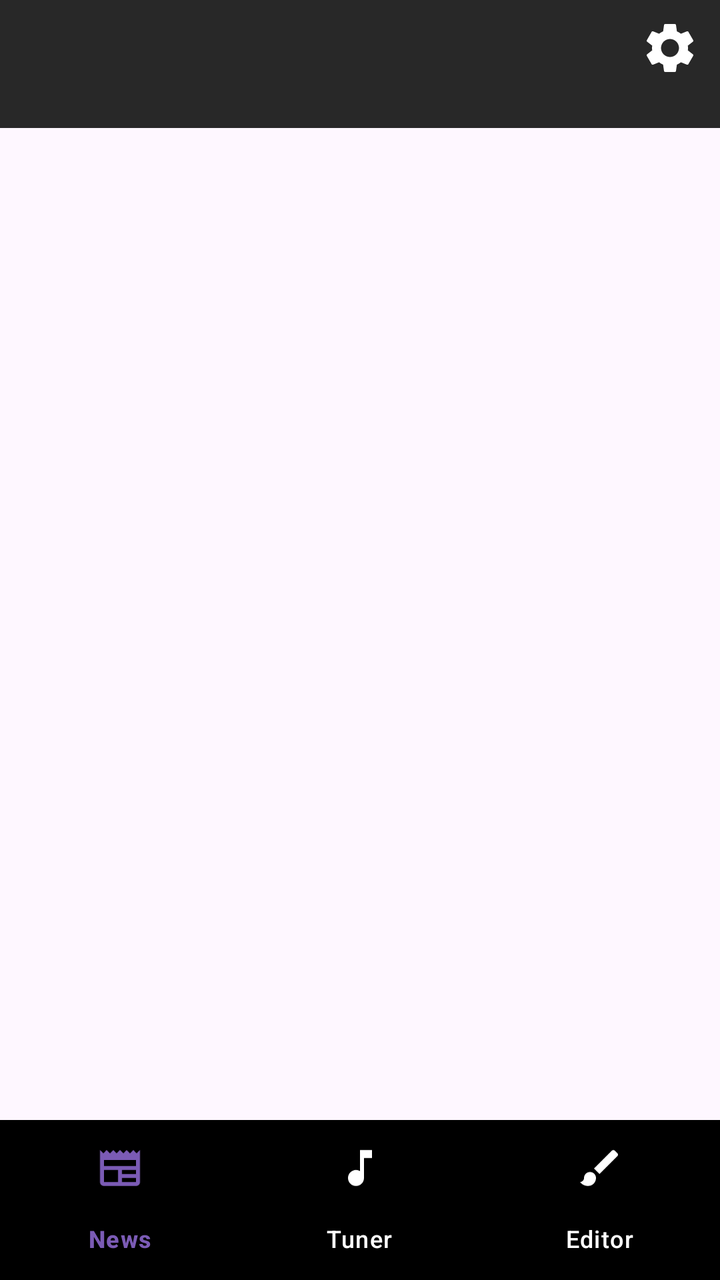
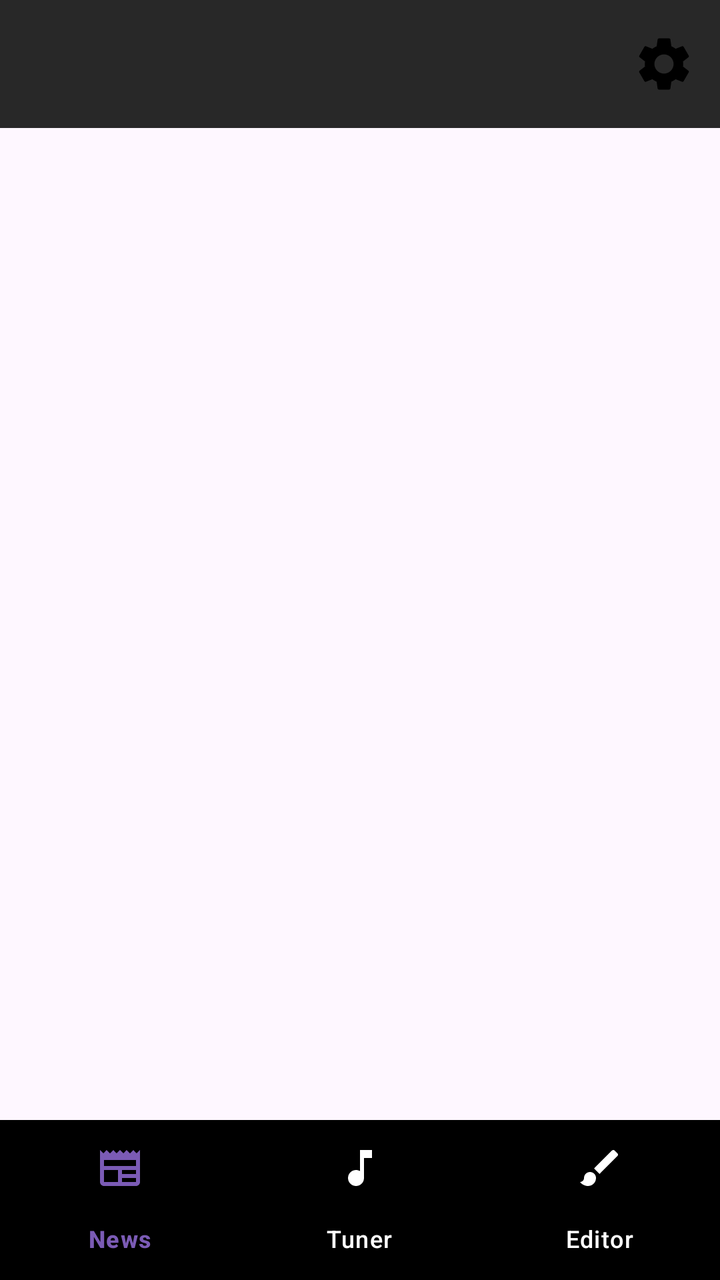

Before-and-after screenshots of an Android layout around one commit, followed by the original layout XML and the change that was made.
<!-- AndroidManifest.xml: application theme Theme.AuroraTuner -->
<!-- res/layout/activity_main.xml -->
<?xml version="1.0" encoding="utf-8"?>
<androidx.constraintlayout.widget.ConstraintLayout xmlns:android="http://schemas.android.com/apk/res/android"
    xmlns:app="http://schemas.android.com/apk/res-auto"
    xmlns:tools="http://schemas.android.com/tools"
    android:layout_width="match_parent"
    android:layout_height="match_parent"
    tools:context=".MainActivity">

    <com.google.android.material.appbar.MaterialToolbar
        android:id="@+id/materialToolbar"
        android:layout_width="match_parent"
        android:layout_height="wrap_content"
        android:background="@color/gray"
        android:minHeight="?attr/actionBarSize"
        android:theme="?attr/actionBarTheme"
        app:layout_constraintEnd_toEndOf="parent"
        app:layout_constraintStart_toStartOf="parent"
        app:layout_constraintTop_toTopOf="parent" />

    <com.google.android.material.bottomnavigation.BottomNavigationView
        android:id="@+id/bottomNavigationPanel"
        android:layout_width="match_parent"
        android:layout_height="wrap_content"
        android:background="@color/black"
        app:layout_constraintBottom_toBottomOf="parent"
        app:layout_constraintEnd_toEndOf="parent"
        app:layout_constraintStart_toStartOf="parent"
        app:menu="@menu/nav"
        app:itemTextColor="@drawable/nav_bar_selector"
        app:itemIconTint="@drawable/nav_bar_selector"
        app:itemActiveIndicatorStyle="@style/App.Custom.Indicator">
    </com.google.android.material.bottomnavigation.BottomNavigationView>

    <FrameLayout
        android:id="@+id/mainView"
        android:layout_width="0dp"
        android:layout_height="0dp"
        app:layout_constraintBottom_toTopOf="@+id/bottomNavigationPanel"
        app:layout_constraintEnd_toEndOf="parent"
        app:layout_constraintStart_toStartOf="parent"
        app:layout_constraintTop_toTopOf="parent" />

    <ImageButton
        android:id="@+id/imageButton"
        android:layout_width="30dp"
        android:layout_height="30dp"
        android:background="@color/transparent"
        android:contentDescription="@string/settings_content_description"
        android:src="@drawable/settings_icon"
        android:scaleType="fitCenter"
        app:tint="@color/white"
        app:layout_constraintBottom_toBottomOf="parent"
        app:layout_constraintEnd_toEndOf="parent"
        app:layout_constraintHorizontal_bias="0.97"
        app:layout_constraintStart_toStartOf="parent"
        app:layout_constraintTop_toTopOf="parent"
        app:layout_constraintVertical_bias="0.015" />

</androidx.constraintlayout.widget.ConstraintLayout>
<!-- resources referenced by this layout -->
<resources>
  <color name="black">#FF000000</color>
  <color name="gray">#282828</color>
  <color name="transparent">#000000FF</color>
  <color name="white">#FFFFFFFF</color>
  <!-- drawable nav_bar_selector (drawable) -->
  <?xml version="1.0" encoding="utf-8"?>
  <selector xmlns:android="http://schemas.android.com/apk/res/android">
      <item android:state_checked="true" android:color = "@color/colorAccent"/>
      <item android:state_checked="false" android:color = "@color/white"/>
  </selector>
  <!-- drawable settings_icon (drawable) -->
  <vector android:height="24dp" android:tint="#000000"
      android:viewportHeight="24" android:viewportWidth="24"
      android:width="24dp" xmlns:android="http://schemas.android.com/apk/res/android">
      <path android:fillColor="@android:color/white" android:pathData="M19.14,12.94c0.04,-0.3 0.06,-0.61 0.06,-0.94c0,-0.32 -0.02,-0.64 -0.07,-0.94l2.03,-1.58c0.18,-0.14 0.23,-0.41 0.12,-0.61l-1.92,-3.32c-0.12,-0.22 -0.37,-0.29 -0.59,-0.22l-2.39,0.96c-0.5,-0.38 -1.03,-0.7 -1.62,-0.94L14.4,2.81c-0.04,-0.24 -0.24,-0.41 -0.48,-0.41h-3.84c-0.24,0 -0.43,0.17 -0.47,0.41L9.25,5.35C8.66,5.59 8.12,5.92 7.63,6.29L5.24,5.33c-0.22,-0.08 -0.47,0 -0.59,0.22L2.74,8.87C2.62,9.08 2.66,9.34 2.86,9.48l2.03,1.58C4.84,11.36 4.8,11.69 4.8,12s0.02,0.64 0.07,0.94l-2.03,1.58c-0.18,0.14 -0.23,0.41 -0.12,0.61l1.92,3.32c0.12,0.22 0.37,0.29 0.59,0.22l2.39,-0.96c0.5,0.38 1.03,0.7 1.62,0.94l0.36,2.54c0.05,0.24 0.24,0.41 0.48,0.41h3.84c0.24,0 0.44,-0.17 0.47,-0.41l0.36,-2.54c0.59,-0.24 1.13,-0.56 1.62,-0.94l2.39,0.96c0.22,0.08 0.47,0 0.59,-0.22l1.92,-3.32c0.12,-0.22 0.07,-0.47 -0.12,-0.61L19.14,12.94zM12,15.6c-1.98,0 -3.6,-1.62 -3.6,-3.6s1.62,-3.6 3.6,-3.6s3.6,1.62 3.6,3.6S13.98,15.6 12,15.6z"/>
  </vector>
  <string name="settings_content_description">settings</string>
  <style name="App.Custom.Indicator" parent="Widget.Material3.BottomNavigationView.ActiveIndicator">
          <item name="android:color">@color/transparent</item>
      </style>
  <style name="Theme.AuroraTuner" parent="Base.Theme.AuroraTuner" />
  <color name="colorAccent">#7B5BB5</color>
  <style name="Base.Theme.AuroraTuner" parent="Theme.Material3.DayNight.NoActionBar">
          
          
          <item name="android:navigationBarColor">@color/white</item>
          <item name="colorPrimaryDark">@color/white</item>
      </style>
</resources>

<!-- the commit's change to res/layout/activity_main.xml (unified diff, before → after) -->
@@ -13,6 +13,16 @@
         android:background="@color/gray"
         android:minHeight="?attr/actionBarSize"
         android:theme="?attr/actionBarTheme"
+        app:menu="@menu/toolbar"
+        app:layout_constraintEnd_toEndOf="parent"
+        app:layout_constraintStart_toStartOf="parent"
+        app:layout_constraintTop_toTopOf="parent" />
+
+    <FrameLayout
+        android:id="@+id/mainView"
+        android:layout_width="0dp"
+        android:layout_height="0dp"
+        app:layout_constraintBottom_toTopOf="@+id/bottomNavigationPanel"
         app:layout_constraintEnd_toEndOf="parent"
         app:layout_constraintStart_toStartOf="parent"
         app:layout_constraintTop_toTopOf="parent" />
@@ -31,29 +41,4 @@
         app:itemActiveIndicatorStyle="@style/App.Custom.Indicator">
     </com.google.android.material.bottomnavigation.BottomNavigationView>
 
-    <FrameLayout
-        android:id="@+id/mainView"
-        android:layout_width="0dp"
-        android:layout_height="0dp"
-        app:layout_constraintBottom_toTopOf="@+id/bottomNavigationPanel"
-        app:layout_constraintEnd_toEndOf="parent"
-        app:layout_constraintStart_toStartOf="parent"
-        app:layout_constraintTop_toTopOf="parent" />
-
-    <ImageButton
-        android:id="@+id/imageButton"
-        android:layout_width="30dp"
-        android:layout_height="30dp"
-        android:background="@color/transparent"
-        android:contentDescription="@string/settings_content_description"
-        android:src="@drawable/settings_icon"
-        android:scaleType="fitCenter"
-        app:tint="@color/white"
-        app:layout_constraintBottom_toBottomOf="parent"
-        app:layout_constraintEnd_toEndOf="parent"
-        app:layout_constraintHorizontal_bias="0.97"
-        app:layout_constraintStart_toStartOf="parent"
-        app:layout_constraintTop_toTopOf="parent"
-        app:layout_constraintVertical_bias="0.015" />
-
 </androidx.constraintlayout.widget.ConstraintLayout>
<!-- resource entries referenced after the edit -->
@@ -10,13 +10,6 @@
       <item android:state_checked="true" android:color = "@color/colorAccent"/>
       <item android:state_checked="false" android:color = "@color/white"/>
   </selector>
-  <!-- drawable settings_icon (drawable) -->
-  <vector android:height="24dp" android:tint="#000000"
-      android:viewportHeight="24" android:viewportWidth="24"
-      android:width="24dp" xmlns:android="http://schemas.android.com/apk/res/android">
-      <path android:fillColor="@android:color/white" android:pathData="M19.14,12.94c0.04,-0.3 0.06,-0.61 0.06,-0.94c0,-0.32 -0.02,-0.64 -0.07,-0.94l2.03,-1.58c0.18,-0.14 0.23,-0.41 0.12,-0.61l-1.92,-3.32c-0.12,-0.22 -0.37,-0.29 -0.59,-0.22l-2.39,0.96c-0.5,-0.38 -1.03,-0.7 -1.62,-0.94L14.4,2.81c-0.04,-0.24 -0.24,-0.41 -0.48,-0.41h-3.84c-0.24,0 -0.43,0.17 -0.47,0.41L9.25,5.35C8.66,5.59 8.12,5.92 7.63,6.29L5.24,5.33c-0.22,-0.08 -0.47,0 -0.59,0.22L2.74,8.87C2.62,9.08 2.66,9.34 2.86,9.48l2.03,1.58C4.84,11.36 4.8,11.69 4.8,12s0.02,0.64 0.07,0.94l-2.03,1.58c-0.18,0.14 -0.23,0.41 -0.12,0.61l1.92,3.32c0.12,0.22 0.37,0.29 0.59,0.22l2.39,-0.96c0.5,0.38 1.03,0.7 1.62,0.94l0.36,2.54c0.05,0.24 0.24,0.41 0.48,0.41h3.84c0.24,0 0.44,-0.17 0.47,-0.41l0.36,-2.54c0.59,-0.24 1.13,-0.56 1.62,-0.94l2.39,0.96c0.22,0.08 0.47,0 0.59,-0.22l1.92,-3.32c0.12,-0.22 0.07,-0.47 -0.12,-0.61L19.14,12.94zM12,15.6c-1.98,0 -3.6,-1.62 -3.6,-3.6s1.62,-3.6 3.6,-3.6s3.6,1.62 3.6,3.6S13.98,15.6 12,15.6z"/>
-  </vector>
-  <string name="settings_content_description">settings</string>
   <style name="App.Custom.Indicator" parent="Widget.Material3.BottomNavigationView.ActiveIndicator">
           <item name="android:color">@color/transparent</item>
       </style>
